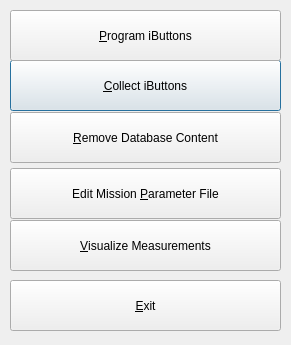
Old version of the form IAssist.ui in the repository lachlan007/iassist.
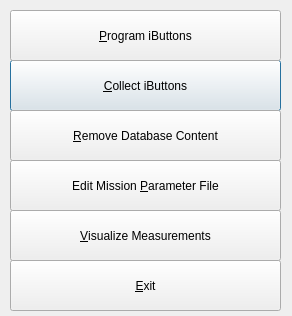
New version of the form.

Diff of the .ui file:
```diff
--- a/IAssist.ui
+++ b/IAssist.ui
@@ -12,8 +12,8 @@
    <rect>
     <x>0</x>
     <y>0</y>
-    <width>291</width>
-    <height>345</height>
+    <width>292</width>
+    <height>316</height>
    </rect>
   </property>
   <property name="sizePolicy">
@@ -73,7 +73,7 @@
    <property name="geometry">
     <rect>
      <x>10</x>
-     <y>168</y>
+     <y>160</y>
      <width>271</width>
      <height>51</height>
     </rect>
@@ -89,7 +89,7 @@
    <property name="geometry">
     <rect>
      <x>10</x>
-     <y>280</y>
+     <y>260</y>
      <width>271</width>
      <height>51</height>
     </rect>
@@ -108,7 +108,7 @@
    <property name="geometry">
     <rect>
      <x>10</x>
-     <y>112</y>
+     <y>110</y>
      <width>271</width>
      <height>51</height>
     </rect>
@@ -127,7 +127,7 @@
    <property name="geometry">
     <rect>
      <x>10</x>
-     <y>220</y>
+     <y>210</y>
      <width>271</width>
      <height>51</height>
     </rect>
```
Left out of the diff: 2 changed lines with no effect on the pictures.
